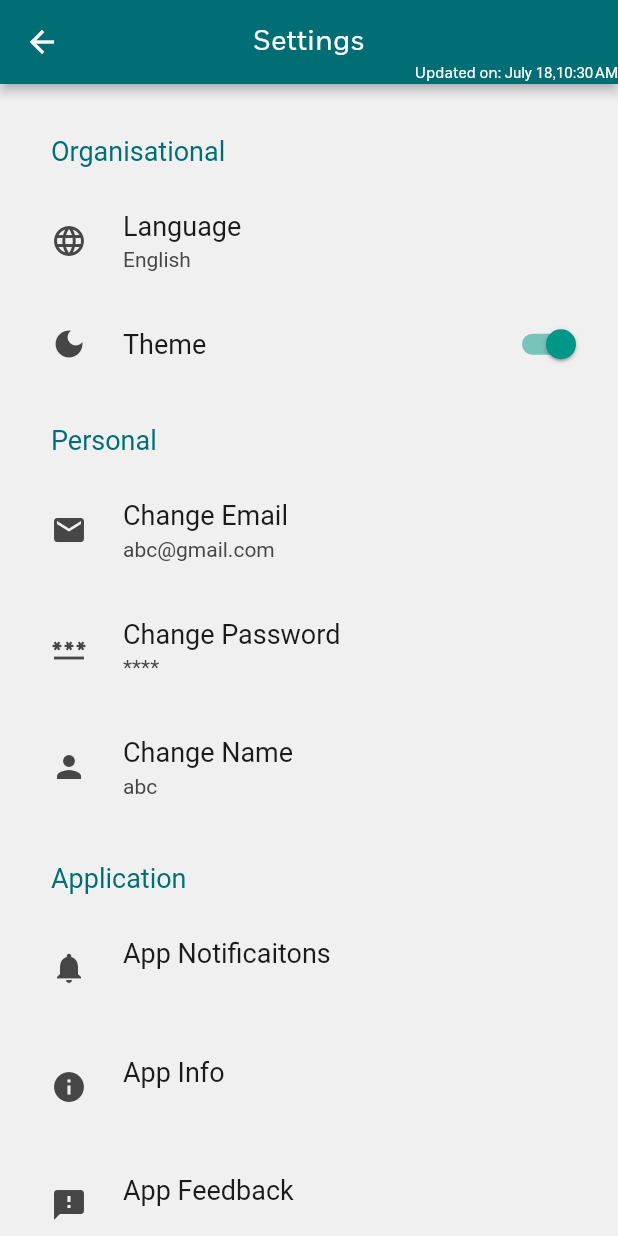
After one commit to noeljolly09/idec_face, a Flutter app: the SettingsPage screen opened by its route, on a phone screen of 412 x 824 dp. The commit adds this screen. Run offline on Flutter 3.47's test engine with Material 2 defaults, Android fonts, the phone set to English and light mode, and no system bars; drawn by our look-alikes of settings_ui; our stand-ins replace connectivity, dio, flutter_riverpod, flutter_slidable, flutter_spinkit, flutter_svg and 6 more; missing offline and left inert: country_list_pick, drop_down_list, encrypt, platform_device_id; accounts and stored records are empty.

Commit message:
added settings page

```diff
--- a/lib/custom_widgets/drawer/drawer.dart
+++ b/lib/custom_widgets/drawer/drawer.dart
@@ -182,7 +182,9 @@ class _MyDrawerState extends ConsumerState<MyDrawer> {
                   isdiabled: true,
                   svg: "assets/svg/settings.svg",
                   text: "Settings",
-                  // onTap: () {},
+                  // onTap: () {
+                  //   Navigator.pushNamed(context, '/settings');
+                  // },
                 ),
                 drawerItem(
                   isdiabled: false,
--- a/lib/main.dart
+++ b/lib/main.dart
@@ -11,6 +11,7 @@ import 'package:idec_face/screens/registration/registration_screen.dart';
 import 'package:idec_face/screens/device_screen.dart';
 
 import 'package:flutter_riverpod/flutter_riverpod.dart';
+import 'package:idec_face/screens/settings/settings_page.dart';
 import 'package:idec_face/screens/splash/splash.dart';
 import 'package:idec_face/utility/shared_pref/provider/shared_pref_provider.dart';
 import 'package:shared_preferences/shared_preferences.dart';
@@ -97,6 +98,7 @@ class MyApp extends StatelessWidget {
       routes: {
         '/': (context) => const SplashScreen(),
         '/login': (context) => const LoginPage(),
+        '/settings': (context) => const SettingsPage(),
         '/forgot_password': (context) => const ForgotPasswordPage(),
         '/register': (context) => const RegistrationPage(),
         '/dashboard': (context) => const DashboardPage(),
--- a/lib/screens/registration/registration_screen.dart
+++ b/lib/screens/registration/registration_screen.dart
@@ -288,7 +288,7 @@ class _RegistrationPageState extends ConsumerState<RegistrationPage> {
   @override
   Widget build(BuildContext context) {
     double height20 = MediaQuery.of(context).size.height / 42.02;
-    double height78 = MediaQuery.of(context).size.height / 10.25;
+    double height78 = MediaQuery.of(context).size.height / 9.97;
 
     final networkStatus = ref.read(connectivityNotifierProvider).status;
 
@@ -543,7 +543,7 @@ class _RegistrationPageState extends ConsumerState<RegistrationPage> {
                       ),
                     ),
                   ),
-                  const SizedBox(height: 10),
+                  SizedBox(height: screenHeight(context, dividedBy: 80)),
                   Padding(
                     padding: const EdgeInsets.symmetric(vertical: 2),
                     child: Row(
--- a/lib/screens/registration/widgets/personal_data.dart
+++ b/lib/screens/registration/widgets/personal_data.dart
@@ -64,7 +64,7 @@ class _GenderPageRegistrationState
               crossAxisAlignment: CrossAxisAlignment.center,
               children: [
                 SizedBox(
-                  height: MediaQuery.of(context).size.height / 2,
+                  height: MediaQuery.of(context).size.height / 1.95,
                   width: MediaQuery.of(context).size.width / 1.111971924,
                   child: Column(
                     children: [
--- /dev/null
+++ b/lib/screens/settings/settings_page.dart
@@ -0,0 +1,151 @@
+import 'package:flutter/material.dart';
+import 'package:idec_face/constants.dart';
+import 'package:intl/intl.dart';
+import 'package:settings_ui/settings_ui.dart';
+
+class SettingsPage extends StatefulWidget {
+  const SettingsPage({Key? key}) : super(key: key);
+
+  @override
+  State<SettingsPage> createState() => _SettingsPageState();
+}
+
+class _SettingsPageState extends State<SettingsPage> {
+  String currentDate = DateFormat.MMMMd().format(DateTime.now());
+  String currentTime = DateFormat.jm().format(DateTime.now());
+
+  static const timestyle = TextStyle(fontSize: 10);
+
+  bool isSwitched = false;
+
+  @override
+  Widget build(BuildContext context) {
+    return Scaffold(
+        appBar: AppBar(
+          backgroundColor: AppConstants.primaryColor,
+          title: const Text('Settings'),
+          actions: [
+            Align(
+                alignment: Alignment.bottomRight,
+                child: Row(
+                  children: [
+                    const Text(
+                      "Updated on: ",
+                      style: timestyle,
+                    ),
+                    Text(
+                      currentDate,
+                      style: TextStyle(
+                          fontFamily: AppConstants.forNumbersFont,
+                          fontSize: 10),
+                    ),
+                    const Text(
+                      ',',
+                      style: timestyle,
+                    ),
+                    Text(
+                      currentTime,
+                      style: TextStyle(
+                          fontFamily: AppConstants.forNumbersFont,
+                          fontSize: 10),
+                    ),
+                  ],
+                ))
+          ],
+        ),
+        backgroundColor: Theme.of(context).scaffoldBackgroundColor,
+        body: SettingsList(
+          shrinkWrap: false,
+          applicationType: ApplicationType.both,
+          contentPadding: const EdgeInsets.all(10),
+          sections: [
+            SettingsSection(
+              title: const Text("Organisational",
+                  style: TextStyle(
+                      color: AppConstants.primaryColor, fontSize: 18)),
+              tiles: [
+                SettingsTile(
+                  title: const Text('Language'),
+                  value: const Text('English'),
+                  leading: const Icon(Icons.language),
+                  onPressed: (context) {},
+                ),
+
+                SettingsTile.switchTile(
+                  onToggle: (value) {
+                    setState(() {
+                      isSwitched = value;
+                    });
+                  },
+                  initialValue: true,
+                  leading: const Icon(Icons.dark_mode),
+                  title: const Text('Theme'),
+                ),
+                // SettingsTile.switchTile(
+                //   title: 'Use System Theme',
+                //   leading: Icon(Icons.phone_android),
+                //   switchValue: isSwitched,
+                //   onToggle: (value) {
+                //     setState(() {
+                //       isSwitched = value;
+                //     });
+                //   },
+                // ),
+              ],
+            ),
+            SettingsSection(
+
+              title: const Text('Personal',
+                  style: TextStyle(
+                      color: AppConstants.primaryColor, fontSize: 18)),
+              tiles: [
+                SettingsTile(
+                  title: const Text('Change Email'),
+                  value: const Text('abc@gmail.com'),
+                  leading: const Icon(Icons.mail),
+                  onPressed: (context) {},
+                ),
+                SettingsTile(
+                  title: const Text('Change Password'),
+                  value: const Text('****'),
+                  leading: const Icon(Icons.password),
+                  onPressed: (context) {},
+                ),
+                SettingsTile(
+                  title: const Text('Change Name'),
+                  value: const Text('abc'),
+                  leading: const Icon(Icons.person),
+                  onPressed: (context) {},
+                ),
+              ],
+            ),
+            SettingsSection(
+              title: const Text('Application',
+                  style: TextStyle(
+                      color: AppConstants.primaryColor, fontSize: 18)),
+              tiles: [
+                SettingsTile(
+
+                  title: const Text('App Notificaitons'),
+                  value: const Text(''),
+                  leading: const Icon(Icons.notifications),
+                  onPressed: (context) {},
+                ),
+                SettingsTile(
+                  title: const Text('App Info'),
+                  value: const Text(''),
+                  leading: const Icon(Icons.info),
+                  onPressed: (context) {},
+                ),
+                SettingsTile(
+                  title: const Text('App Feedback'),
+                  value: const Text(""),
+                  leading: const Icon(Icons.feedback),
+                  onPressed: (context) {},
+                ),
+              ],
+            ),
+          ],
+        ));
+  }
+}
--- a/pubspec.yaml
+++ b/pubspec.yaml
@@ -15,7 +15,7 @@ publish_to: 'none' # Remove this line if you wish to publish to pub.dev
 # In iOS, build-name is used as CFBundleShortVersionString while build-number used as CFBundleVersion.
 # Read more about iOS versioning at
 # https://developer.apple.com/library/archive/documentation/General/Reference/InfoPlistKeyReference/Articles/CoreFoundationKeys.html
-version: 1.0.17+23
+version: 1.0.18+24
 
 environment:
   sdk: ">=2.16.2 <3.0.0"
@@ -56,6 +56,7 @@ dependencies:
   image_picker: ^0.8.5+3
   platform_device_id: ^1.0.1
   pull_to_refresh: ^2.0.0
+  settings_ui: ^2.0.2
 
 
 
```
Also changed, not shown: lib/screens/people_profile/enrolled_page.dart (+8 -1 lines), lib/screens/people_profile/pending_page.dart (+10 -1 lines), lib/screens/people_profile/rejected_page.dart (+10 -1 lines), pubspec.lock.
